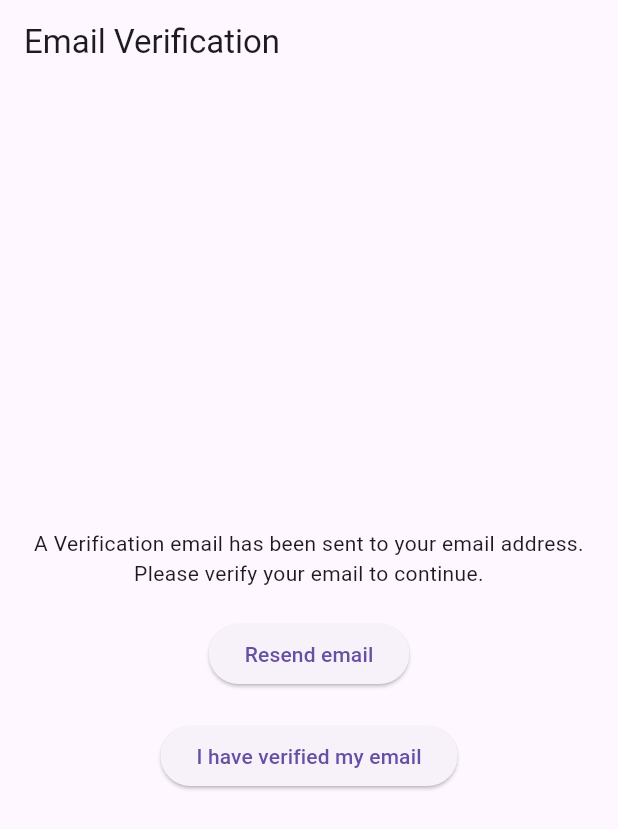
After one commit to khkred/kaida, a Flutter app: the EmailVerificationPage screen opened by its route, on a phone screen of 412 x 824 dp. The commit adds this screen. Shown: the top 829 px of the screen. Run offline on Flutter 3.47's test engine with Material 3 defaults, Android fonts, the phone set to English and light mode, and no system bars; our stand-ins replace cloud_firestore, equatable, firebase_auth, firebase_core, flutter_hooks, go_router and 2 more; accounts and stored records are empty; generated files the repository leaves out were written again.

Commit message:
Tutorial 8: Email Verification Page with Redirects

```diff
--- a/lib/src/constants/routes.dart
+++ b/lib/src/constants/routes.dart
@@ -9,4 +9,5 @@ class Routes {
   static const String profile = '/profile';
   static const String onboarding = '/onboarding';
   static const String passwordReset = '/passwordReset';
+  static const String emailVerification = '/emailVerification';
 }
--- /dev/null
+++ b/lib/src/features/auth/presentation/pages/email_verification_page.dart
@@ -0,0 +1,56 @@
+import 'package:firebase_auth/firebase_auth.dart';
+import 'package:flutter/material.dart';
+import 'package:go_router/go_router.dart';
+import 'package:hooks_riverpod/hooks_riverpod.dart';
+import 'package:kaida/src/constants/routes.dart';
+import 'package:kaida/src/features/auth/provider/auth_providers.dart';
+
+class EmailVerificationPage extends HookConsumerWidget {
+  const EmailVerificationPage({super.key});
+
+  @override
+  Widget build(BuildContext context, WidgetRef ref) {
+    final authNotifier = ref.read(authNotifierProvider.notifier);
+
+    return Scaffold(
+      appBar: AppBar(
+        title: const Text('Email Verification'),
+      ),
+      body: Padding(
+        padding: const EdgeInsets.all(16.0),
+        child: Column(
+          mainAxisAlignment: MainAxisAlignment.center,
+          children: [
+            const Text(
+              'A Verification email has been sent to your email address. Please verify your email to continue.',
+              textAlign: TextAlign.center,
+            ),
+            const SizedBox(height: 20),
+            ElevatedButton(
+                onPressed: () async {
+                  // await authNotifier.sendEmailVerification();
+                  ScaffoldMessenger.of(context).showSnackBar(
+                      const SnackBar(content: Text('Verification email sent')));
+                },
+                child: const Text('Resend email')),
+            const SizedBox(height: 20),
+            ElevatedButton(
+                onPressed: () async {
+                  await FirebaseAuth.instance.currentUser?.reload();
+
+                  final user = FirebaseAuth.instance.currentUser;
+
+                  if (user != null && user.emailVerified) {
+                    context.go(Routes.profile);
+                  } else {
+                    ScaffoldMessenger.of(context).showSnackBar(const SnackBar(
+                        content: Text('Email not verified yet')));
+                  }
+                },
+                child: const Text('I have verified my email')),
+          ],
+        ),
+      ),
+    );
+  }
+}
```
Also changed, not shown: lib/src/features/auth/repository/auth_repository.dart (+8 -2 lines), lib/src/routing/app_router.dart (+18 -0 lines).
